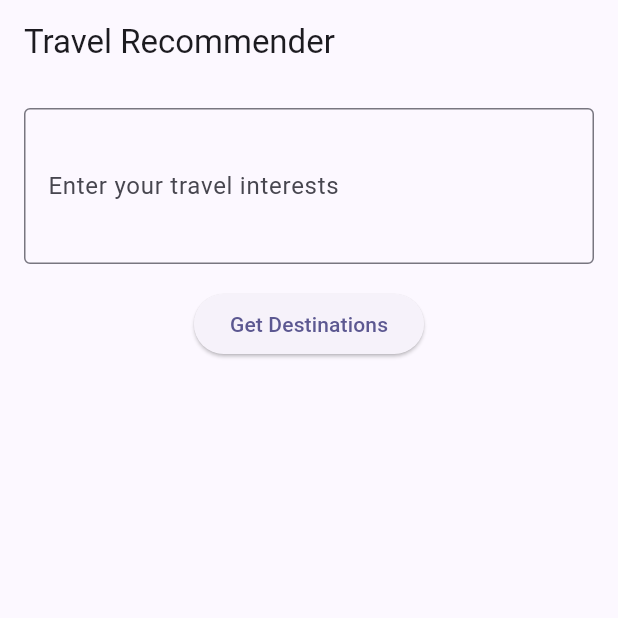
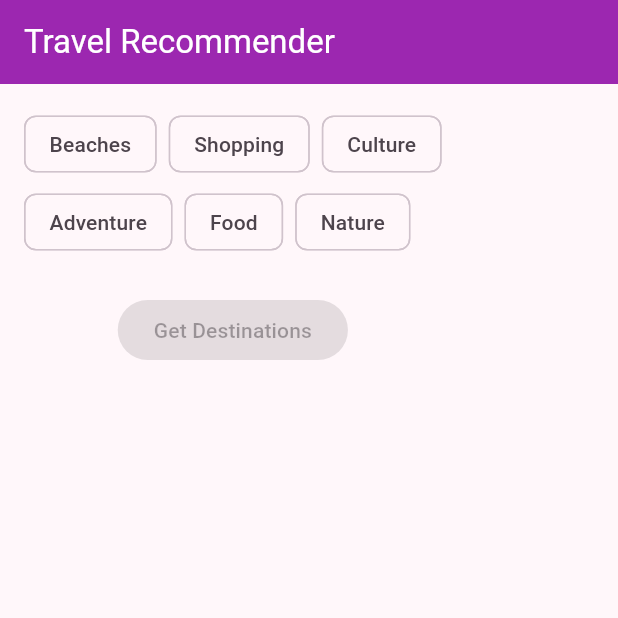
Before and after one commit to LimYuHeng-code/tripmate_app, a Flutter app: the screen it shows after launch, on a phone screen of 412 x 824 dp, the top half of it. Run offline on Flutter 3.47's test engine with Material 3 defaults, Android fonts, the light colour scheme and no system bars.

Commit message:
New Update

```diff
--- a/lib/main.dart
+++ b/lib/main.dart
@@ -1,4 +1,5 @@
 import 'package:flutter/material.dart';
+//import 'package:tripmate_app/pages/inputpage.dart';
 //import 'pages/ai_trip_planning.dart';
 import 'pages/ai_trip_recommendation.dart';
 //import 'pages/tripplanning.dart';
@@ -18,14 +19,18 @@ class MainApp extends StatelessWidget {
       title: 'Trip Mate',
       theme: ThemeData(
         useMaterial3: true,
-        colorSchemeSeed: const Color.fromARGB(255, 66, 30, 229),
-        fontFamily: 'Roboto',
-      ),
-      darkTheme: ThemeData(
-        useMaterial3: true,
-        colorSchemeSeed: const Color.fromARGB(255, 66, 30, 229),
-        brightness: Brightness.dark,
-        fontFamily: 'Roboto',
+        colorSchemeSeed: Colors.purple, // Changes primary colors across the app
+        appBarTheme: const AppBarTheme(
+          backgroundColor: Colors.purple,  // AppBar color
+          foregroundColor: Colors.white,   // Text and icon color on AppBar
+        ),
+        elevatedButtonTheme: ElevatedButtonThemeData(
+          style: ElevatedButton.styleFrom(
+            backgroundColor: Colors.purple,
+            foregroundColor: Colors.white,
+          ),
+        ),
+        // Customize other theme properties as needed
       ),
       themeMode: ThemeMode.light,
       home: TripRecommendationPage(),
--- a/lib/pages/ai_trip_planner.dart
+++ b/lib/pages/ai_trip_planner.dart
@@ -3,6 +3,8 @@ import 'package:http/http.dart' as http;
 import 'dart:convert';
 
 class TripPlannerPage extends StatefulWidget {
+  const TripPlannerPage({super.key});
+
   @override
   _TripPlannerPageState createState() => _TripPlannerPageState();
 }
--- a/lib/pages/ai_trip_recommendation.dart
+++ b/lib/pages/ai_trip_recommendation.dart
@@ -3,36 +3,42 @@ import 'package:http/http.dart' as http;
 import 'dart:convert';
 
 class TripRecommendationPage extends StatefulWidget {
+  const TripRecommendationPage({super.key});
+
   @override
   _TripRecommendationPageState createState() => _TripRecommendationPageState();
 }
 
 class _TripRecommendationPageState extends State<TripRecommendationPage> {
-  final TextEditingController interestsController = TextEditingController();
+  final List<String> interests = ['Beaches', 'Shopping', 'Culture', 'Adventure', 'Food', 'Nature'];
+  Set<String> selectedInterests = {};
+
   String recommendation = "";
   bool isLoading = false;
 
   Future<void> fetchRecommendation() async {
+    if (selectedInterests.isEmpty) return;
+
     setState(() {
       isLoading = true;
       recommendation = "";
     });
 
-    final uri = Uri.parse('http://10.0.2.2:8000/recommend'); // ✅ Use your local IP or 10.0.2.2 for emulator
+    final uri = Uri.parse('http://10.0.2.2:8000/recommend'); // Adjust for your backend URL
 
     try {
       final response = await http.post(
         uri,
         headers: {'Content-Type': 'application/json'},
         body: jsonEncode({
-          "user_input": interestsController.text,
+          "user_input": selectedInterests.join(", "),
         }),
       );
 
       if (response.statusCode == 200) {
         final data = jsonDecode(response.body);
         setState(() {
-           recommendation = data['reply'] ?? "No reply found.";
+          recommendation = data['reply'] ?? "No reply found.";
         });
       } else {
         setState(() {
@@ -53,34 +59,51 @@ class _TripRecommendationPageState extends State<TripRecommendationPage> {
   @override
   Widget build(BuildContext context) {
     return Scaffold(
-      appBar: AppBar(title: Text("Travel Recommender")),
+      appBar: AppBar(title: const Text("Travel Recommender")),
       body: Padding(
         padding: const EdgeInsets.all(16.0),
         child: Column(
           children: [
-            TextField(
-              controller: interestsController,
-              maxLines: 3,
-              decoration: InputDecoration(
-                labelText: "Enter your travel interests",
-                hintText: "e.g. I love beaches and shopping",
-                border: OutlineInputBorder(),
-              ),
+            Wrap(
+              spacing: 8,
+              runSpacing: 4,
+              children: interests.map((interest) {
+                final isSelected = selectedInterests.contains(interest);
+                return FilterChip(
+                  selected: isSelected,
+                  label: Text(interest),
+                  selectedColor: Colors.purple.shade200,
+                  checkmarkColor: Colors.purple.shade900,
+                  onSelected: (selected) {
+                    setState(() {
+                      if (selected) {
+                        selectedInterests.add(interest);
+                      } else {
+                        selectedInterests.remove(interest);
+                      }
+                    });
+                  },
+                );
+              }).toList(),
             ),
-            SizedBox(height: 16),
+            const SizedBox(height: 24),
             ElevatedButton(
-              onPressed: isLoading ? null : fetchRecommendation,
+              onPressed: selectedInterests.isEmpty || isLoading ? null : fetchRecommendation,
               child: isLoading
-                  ? CircularProgressIndicator(color: Colors.white)
-                  : Text("Get Destinations"),
+                  ? const SizedBox(
+                      height: 20,
+                      width: 20,
+                      child: CircularProgressIndicator(color: Colors.white, strokeWidth: 2),
+                    )
+                  : const Text("Get Destinations"),
             ),
-            SizedBox(height: 24),
+            const SizedBox(height: 24),
             if (recommendation.isNotEmpty)
               Expanded(
                 child: SingleChildScrollView(
                   child: Text(
                     recommendation,
-                    style: TextStyle(fontSize: 16),
+                    style: const TextStyle(fontSize: 16),
                   ),
                 ),
               ),
--- a/lib/pages/loginpage.dart
+++ b/lib/pages/loginpage.dart
@@ -27,14 +27,14 @@ class LoginPage extends StatelessWidget {
                     'Trip Mate',
                     style: Theme.of(context).textTheme.headlineMedium?.copyWith(
                       fontWeight: FontWeight.w700,
-                      color: Theme.of(context).colorScheme.onBackground.withOpacity(0.9),
+                      color: Theme.of(context).colorScheme.onSurface.withOpacity(0.9),
                     ),
                   ),
                   const SizedBox(height: 8),
                   Text(
                     'where the travel begins',
                     style: Theme.of(context).textTheme.titleSmall?.copyWith(
-                      color: Theme.of(context).colorScheme.onBackground.withOpacity(0.6),
+                      color: Theme.of(context).colorScheme.onSurface.withOpacity(0.6),
                     ),
                   ),
                 ],
@@ -47,7 +47,7 @@ class LoginPage extends StatelessWidget {
                 height: MediaQuery.of(context).size.height * 0.3, // 30% of screen height
                 width: double.infinity,
                 decoration: BoxDecoration(
-                  color: Theme.of(context).colorScheme.surfaceVariant.withOpacity(0.35),
+                  color: Theme.of(context).colorScheme.surfaceContainerHighest.withOpacity(0.35),
                   borderRadius: BorderRadius.circular(20),
                 ),
                 child: Padding(
--- a/lib/pages/tripplanning.dart
+++ b/lib/pages/tripplanning.dart
@@ -46,7 +46,7 @@ class _TripPlanningPageState extends State<TripPlanningPage> {
             // Destination
             const Text("What is destination of choice?"),
             DropdownButtonFormField<String>(
-              value: destination,
+              initialValue: destination,
               decoration: const InputDecoration(border: OutlineInputBorder()),
               items: destinations.map((d) => DropdownMenuItem(value: d, child: Text(d))).toList(),
               onChanged: (val) => setState(() => destination = val),
```
Also changed, not shown: lib/pages/inputpage.dart (added, +107 -0 lines), lib/pages/itinerary_page.dart (added, +148 -0 lines).
